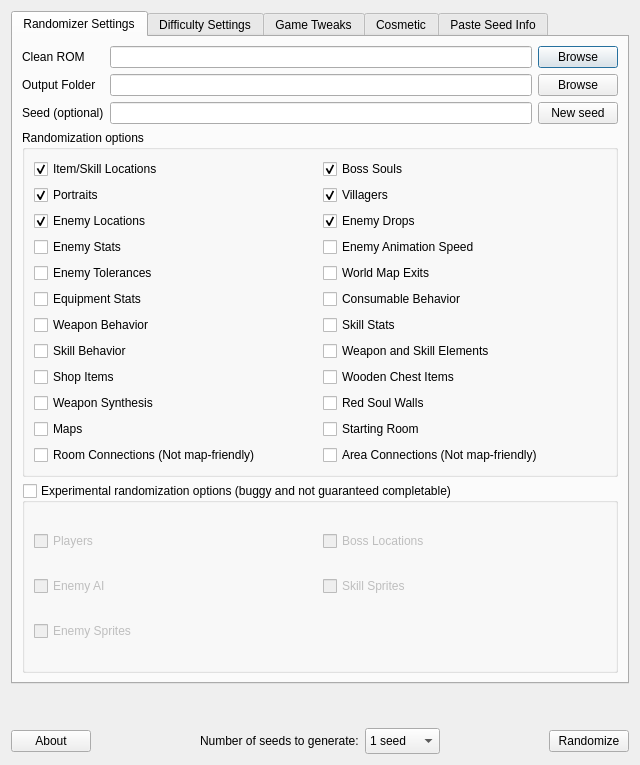
This is randomizer.ui in LagoLunatic/dsvrandom as Qt 5 draws it before an edit. The edited form follows.
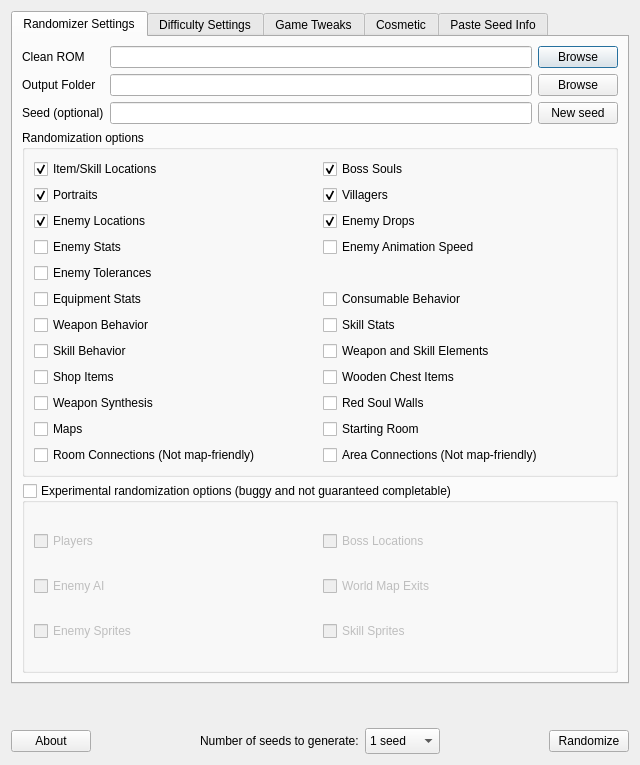
This is the edited form. Icons and pictures are not drawn.

Commit message: Move OoE world map exit rando to experimental

What changed in the file:
```diff
--- a/randomizer.ui
+++ b/randomizer.ui
@@ -215,16 +215,6 @@
               </property>
              </widget>
             </item>
-            <item>
-             <widget class="QCheckBox" name="randomize_world_map_exits">
-              <property name="toolTip">
-               <string>Randomizes the order areas are unlocked on the world map (OoE linear mode only).</string>
-              </property>
-              <property name="text">
-               <string>World Map Exits</string>
-              </property>
-             </widget>
-            </item>
            </layout>
           </item>
           <item>
@@ -447,12 +437,12 @@
              </widget>
             </item>
             <item>
-             <widget class="QCheckBox" name="randomize_skill_sprites">
+             <widget class="QCheckBox" name="randomize_world_map_exits">
               <property name="toolTip">
                <string>Randomizes the graphics used by each skill.</string>
               </property>
               <property name="text">
-               <string>Skill Sprites</string>
+               <string>World Map Exits</string>
               </property>
              </widget>
             </item>
@@ -467,6 +457,16 @@
               </property>
              </widget>
             </item>
+            <item>
+             <widget class="QCheckBox" name="randomize_skill_sprites">
+              <property name="toolTip">
+               <string>Randomizes the graphics used by each skill.</string>
+              </property>
+              <property name="text">
+               <string>Skill Sprites</string>
+              </property>
+             </widget>
+            </item>
            </layout>
           </item>
          </layout>
```
Left out of the diff: 7 changed lines with no effect on the pictures. The commit also changes 1 other file.
